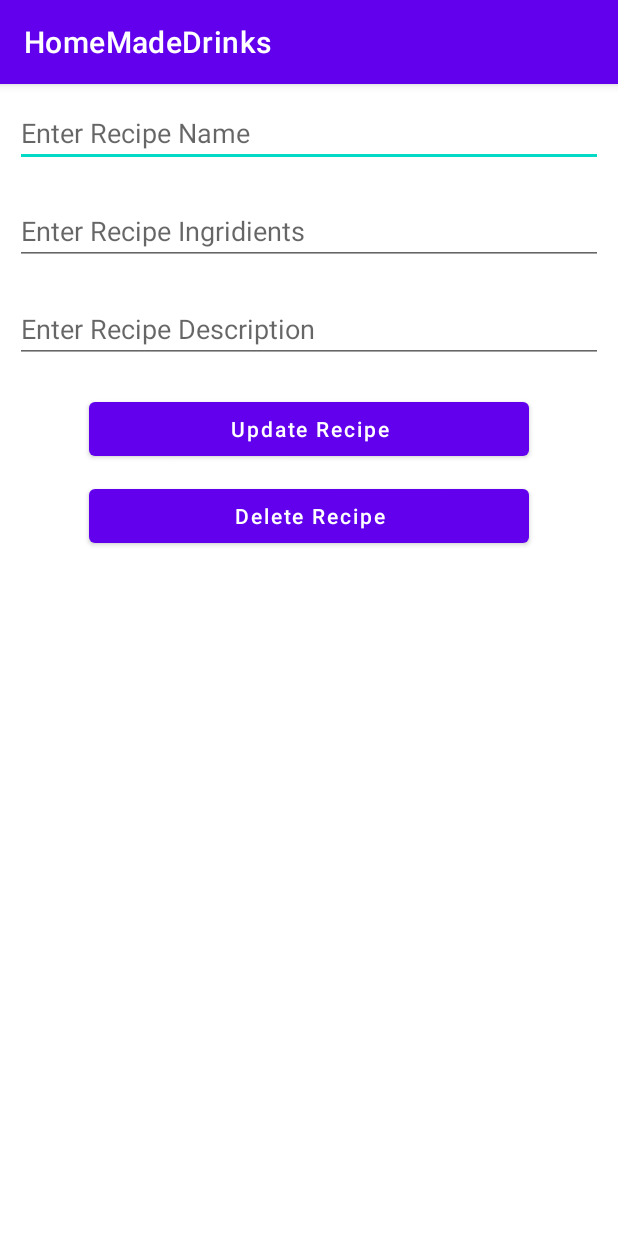
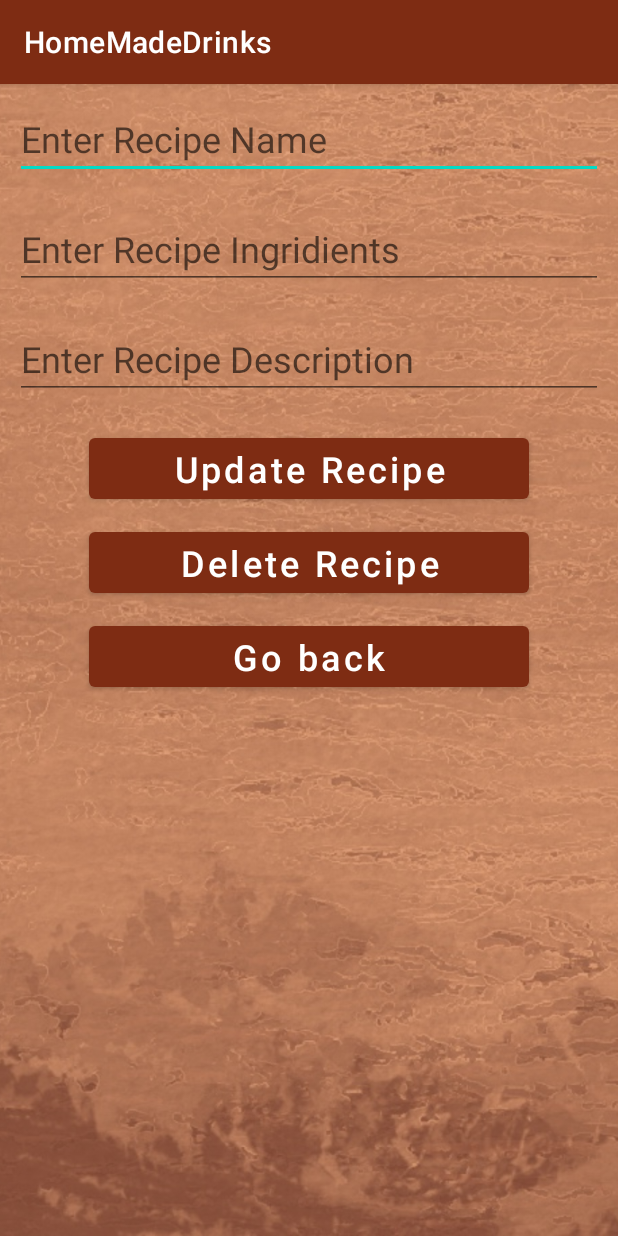
Before and after one commit to EasierThanIThought/AndroidStudioProject_HomeMadeDrinks, an Android app: the UpdateRecipeActivity screen opened directly, with no data from a screen before it, on a phone screen of 412 x 824 dp. Run offline under Robolectric (Android 15) with nearby library versions, the phone set to English and light mode, and no system bars.

```diff
--- a/app/src/main/java/com/example/homemadedrinks/HomeActivity.java
+++ b/app/src/main/java/com/example/homemadedrinks/HomeActivity.java
@@ -41,7 +41,7 @@ public class HomeActivity extends AppCompatActivity implements BottomNavigationV
                 return true;
 
             case R.id.calculate:
-                intent = new Intent(HomeActivity.this,CalculateActivity.class);
+                intent = new Intent(HomeActivity.this,CalculateV2Activity.class);
                 startActivity(intent);
                 return true;
         }
--- a/app/src/main/java/com/example/homemadedrinks/MainActivity.java
+++ b/app/src/main/java/com/example/homemadedrinks/MainActivity.java
@@ -51,7 +51,7 @@ public class MainActivity extends AppCompatActivity implements BottomNavigationV
                 return true;
 
             case R.id.calculate:
-                intent = new Intent(MainActivity.this,CalculateActivity.class);
+                intent = new Intent(MainActivity.this,CalculateV2Activity.class);
                 startActivity(intent);
                 return true;
         }
--- a/app/src/main/java/com/example/homemadedrinks/RecipeActivity.java
+++ b/app/src/main/java/com/example/homemadedrinks/RecipeActivity.java
@@ -90,7 +90,7 @@ public class RecipeActivity extends AppCompatActivity implements BottomNavigatio
                 "wedge of pineapple to garnish", "Pulse all the ingredients along with a handful of ice in a blender until smooth. Pour into a tall glass and garnish as you like.");
 
 
-        // below line is to add on click listener for our add course button.
+        // below line is to add on click listener for our add drink recipe button.
         AddDrinkBtn.setOnClickListener(new View.OnClickListener() {
             @Override
             public void onClick(View v) {
@@ -111,7 +111,7 @@ public class RecipeActivity extends AppCompatActivity implements BottomNavigatio
                 }
 
                 // on below line we are calling a method to add new
-                // course to sqlite data and pass all our values to it.
+                // recipe to sqlite data and pass all our values to it.
                 dbHandler.addNewDrink(drinkName, drinkIngr, drinkDescription);
 
                 // after adding the data we are displaying a toast message.
@@ -151,7 +151,7 @@ public class RecipeActivity extends AppCompatActivity implements BottomNavigatio
                 return true;
 
             case R.id.calculate:
-                intent = new Intent(RecipeActivity.this,CalculateActivity.class);
+                intent = new Intent(RecipeActivity.this,CalculateV2Activity.class);
                 startActivity(intent);
                 return true;
         }
--- a/app/src/main/java/com/example/homemadedrinks/ScheduleActivity.java
+++ b/app/src/main/java/com/example/homemadedrinks/ScheduleActivity.java
@@ -41,7 +41,7 @@ public class ScheduleActivity extends AppCompatActivity implements BottomNavigat
                 return true;
 
             case R.id.calculate:
-                intent = new Intent(ScheduleActivity.this,CalculateActivity.class);
+                intent = new Intent(ScheduleActivity.this,CalculateV2Activity.class);
                 startActivity(intent);
                 return true;
         }
--- a/app/src/main/java/com/example/homemadedrinks/UpdateRecipeActivity.java
+++ b/app/src/main/java/com/example/homemadedrinks/UpdateRecipeActivity.java
@@ -14,7 +14,7 @@ public class UpdateRecipeActivity extends AppCompatActivity {
 
     // variables for our edit text, button, strings and dbhandler class.
     private EditText recipeNameEdt, recipeIngrEdt, recipeDescriptionEdt;
-    private Button updateRecipeBtn, deleteRecipeBtn;
+    private Button updateRecipeBtn, deleteRecipeBtn, goBackBtn;
     private DBHandler dbHandler;
     String recipeName, recipeIngr, recipeDesc;
 
@@ -29,6 +29,7 @@ public class UpdateRecipeActivity extends AppCompatActivity {
         recipeDescriptionEdt = findViewById(R.id.idEdtRecipeDescription);
         updateRecipeBtn = findViewById(R.id.idBtnUpdateRecipe);
         deleteRecipeBtn = findViewById(R.id.idBtnDelete);
+        goBackBtn = findViewById(R.id.idBtnBack);
 
         // on below line we are initialing our dbhandler class.
         dbHandler = new DBHandler(UpdateRecipeActivity.this);
@@ -68,12 +69,21 @@ public class UpdateRecipeActivity extends AppCompatActivity {
         deleteRecipeBtn.setOnClickListener(new View.OnClickListener() {
             @Override
             public void onClick(View v) {
-                // calling a method to delete our course.
+                // calling a method to delete
                 dbHandler.deleteRecipe(recipeName);
                 Toast.makeText(UpdateRecipeActivity.this, "Deleted", Toast.LENGTH_SHORT).show();
                 Intent i = new Intent(UpdateRecipeActivity.this, ViewRecipes.class);
                 startActivity(i);
             }
         });
+
+        // 27.5.2022 go back btn
+        goBackBtn.setOnClickListener(new View.OnClickListener() {
+            @Override
+            public void onClick(View v) {
+                Intent i = new Intent(UpdateRecipeActivity.this, ViewRecipes.class);
+                startActivity(i);
+            }
+        });
     }
 }
--- a/app/src/main/res/layout/activity_update_recipe.xml
+++ b/app/src/main/res/layout/activity_update_recipe.xml
@@ -9,6 +9,13 @@
     android:orientation="vertical"
     tools:context=".UpdateRecipeActivity">
 
+
+    <ImageView
+        android:id="@+id/imageView2"
+        android:layout_width="match_parent"
+        android:layout_height="match_parent"
+        android:scaleType="centerCrop"
+        app:srcCompat="@drawable/main_background" />
 
     <EditText
         android:id="@+id/idEdtRecipeName"
@@ -26,7 +33,8 @@
         app:layout_constraintBottom_toTopOf="@+id/idEdtRecipeIngridients"
         app:layout_constraintEnd_toEndOf="parent"
         app:layout_constraintStart_toStartOf="parent"
-        app:layout_constraintTop_toTopOf="parent" />
+        app:layout_constraintTop_toTopOf="parent"
+        android:textSize="24sp"/>
 
     <EditText
         android:id="@+id/idEdtRecipeIngridients"
@@ -44,7 +52,8 @@
         app:layout_constraintBottom_toTopOf="@+id/idEdtRecipeDescription"
         app:layout_constraintEnd_toEndOf="@+id/idEdtRecipeName"
         app:layout_constraintStart_toStartOf="@+id/idEdtRecipeName"
-        app:layout_constraintTop_toBottomOf="@+id/idEdtRecipeName" />
+        app:layout_constraintTop_toBottomOf="@+id/idEdtRecipeName"
+        android:textSize="24sp"/>
 
     <EditText
         android:id="@+id/idEdtRecipeDescription"
@@ -60,7 +69,8 @@
         app:layout_constraintBottom_toTopOf="@+id/idBtnUpdateRecipe"
         app:layout_constraintEnd_toEndOf="@+id/idEdtRecipeIngridients"
         app:layout_constraintStart_toStartOf="@+id/idEdtRecipeIngridients"
-        app:layout_constraintTop_toBottomOf="@+id/idEdtRecipeIngridients" />
+        app:layout_constraintTop_toBottomOf="@+id/idEdtRecipeIngridients"
+        android:textSize="24sp"/>
 
     <Button
         android:id="@+id/idBtnUpdateRecipe"
@@ -76,7 +86,8 @@
         app:layout_constraintBottom_toTopOf="@+id/idBtnDelete"
         app:layout_constraintEnd_toEndOf="@+id/idEdtRecipeDescription"
         app:layout_constraintStart_toStartOf="@+id/idEdtRecipeDescription"
-        app:layout_constraintTop_toBottomOf="@+id/idEdtRecipeDescription" />
+        app:layout_constraintTop_toBottomOf="@+id/idEdtRecipeDescription"
+        android:textSize="24sp"/>
 
     <Button
         android:id="@+id/idBtnDelete"
@@ -91,7 +102,24 @@
         app:layout_constraintEnd_toEndOf="@+id/idBtnUpdateRecipe"
         app:layout_constraintStart_toStartOf="@+id/idBtnUpdateRecipe"
         app:layout_constraintTop_toBottomOf="@+id/idBtnUpdateRecipe"
-        tools:ignore="MissingConstraints" />
+        tools:ignore="MissingConstraints"
+        android:textSize="24sp"/>
+
+    <Button
+        android:id="@+id/idBtnBack"
+        android:layout_width="293dp"
+        android:layout_height="wrap_content"
+        android:layout_margin="10dp"
+        android:layout_marginStart="59dp"
+        android:layout_marginTop="42dp"
+        android:layout_marginEnd="108dp"
+        android:text="Go back"
+        android:textAllCaps="false"
+        app:layout_constraintEnd_toEndOf="@+id/idBtnDelete"
+        app:layout_constraintStart_toStartOf="@+id/idBtnDelete"
+        app:layout_constraintTop_toBottomOf="@+id/idBtnDelete"
+        tools:ignore="MissingConstraints"
+        android:textSize="24sp"/>
 
 
 
--- a/app/src/main/res/values/themes.xml
+++ b/app/src/main/res/values/themes.xml
@@ -2,8 +2,8 @@
     <!-- Base application theme. -->
     <style name="Theme.HomeMadeDrinks" parent="Theme.MaterialComponents.DayNight.DarkActionBar">
         <!-- Primary brand color. -->
-        <item name="colorPrimary">@color/purple_500</item>
-        <item name="colorPrimaryVariant">@color/purple_700</item>
+        <item name="colorPrimary">@color/brown</item>
+        <item name="colorPrimaryVariant">?android:attr/colorEdgeEffect</item>
         <item name="colorOnPrimary">@color/white</item>
         <!-- Secondary brand color. -->
         <item name="colorSecondary">@color/teal_200</item>
```
Also changed, not shown: app/src/main/AndroidManifest.xml (+16 -1 lines), app/src/main/java/com/example/homemadedrinks/CalculateActivity.java (+38 -0 lines), app/src/main/java/com/example/homemadedrinks/DBHandler.java (+4 -5 lines), app/src/main/java/com/example/homemadedrinks/RecipeAdapter.java (+47 -1 lines), app/src/main/java/com/example/homemadedrinks/ViewRecipes.java (+34 -3 lines), app/src/main/res/layout/activity_calculate.xml (+10 -24 lines), app/src/main/res/layout/activity_home.xml (+8 -3 lines), app/src/main/res/layout/activity_recipe.xml (+16 -12 lines), app/src/main/res/layout/activity_view_recipes.xml (+9 -2 lines), app/src/main/res/layout/recipe_rv_item.xml (+5 -4 lines).
